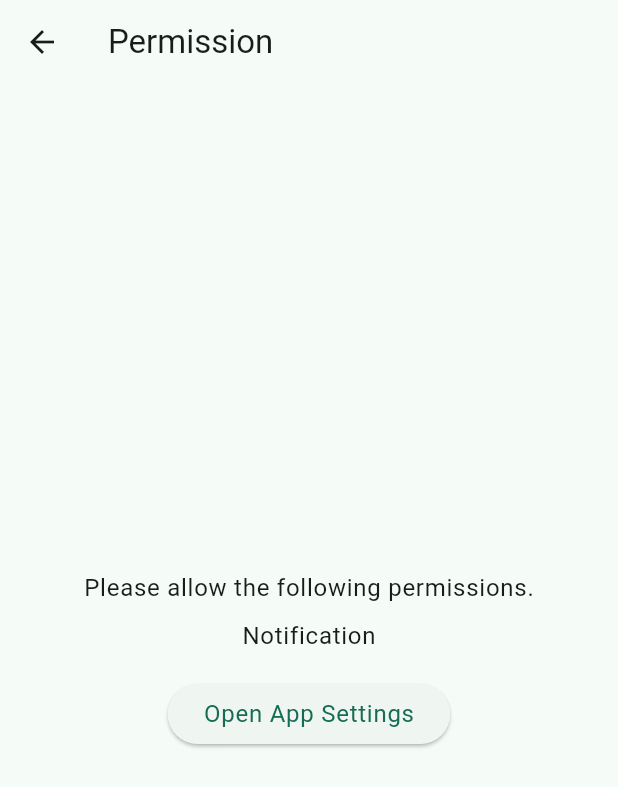
After one commit to char5742/email_alarm, a Flutter app: the RequestPermissionPage screen opened by its route, on a phone screen of 412 x 824 dp. The commit adds this screen. Shown: the top 787 px of the screen. Run offline on Flutter 3.47's test engine with Material 3 defaults, Android fonts, the phone set to English and light mode, and no system bars; our stand-ins replace firebase_core, flutter_hooks, flutter_local_notifications, flutter_riverpod, flutter_signin_button, freezed_annotation and 7 more; missing offline and left inert: extension_google_sign_in_as_googleapis_auth, flutter_background_service, flutter_background_service_android, flutter_ringtone_player, googleapis; accounts and stored records are empty; generated files the repository leaves out were written again; Roboto replaces fonts that are missing (Yomogi).

Commit message:
feat: Request notification permissions

```diff
--- /dev/null
+++ b/lib/pages/request_permission_page.dart
@@ -0,0 +1,47 @@
+import 'package:flutter/material.dart';
+import 'package:go_router/go_router.dart';
+import 'package:permission_handler/permission_handler.dart';
+
+/// Notigication permission request page
+class RequestPermissionPage extends StatelessWidget {
+  const RequestPermissionPage({super.key});
+
+  @override
+  Widget build(BuildContext context) {
+    final theme = Theme.of(context);
+    return Scaffold(
+      appBar: AppBar(
+        title: const Text('Permission'),
+      ),
+      body: Center(
+        child: Column(
+          mainAxisAlignment: MainAxisAlignment.center,
+          children: [
+            Text(
+              'Please allow the following permissions.',
+              style: theme.textTheme.bodyLarge,
+            ),
+            const SizedBox(height: 8),
+            Text(
+              'Notification',
+              style: theme.textTheme.bodyLarge,
+            ),
+            const SizedBox(height: 16),
+            ElevatedButton(
+              style: ElevatedButton.styleFrom(
+                textStyle: theme.textTheme.bodyLarge,
+              ),
+              onPressed: () async {
+                await openAppSettings();
+                if (context.mounted) {
+                  context.go('/');
+                }
+              },
+              child: const Text('Open App Settings'),
+            ),
+          ],
+        ),
+      ),
+    );
+  }
+}
--- a/lib/router.dart
+++ b/lib/router.dart
@@ -6,6 +6,7 @@ import 'package:riverpod_annotation/riverpod_annotation.dart';
 
 import 'pages/about_page.dart';
 import 'pages/home_page.dart';
+import 'pages/request_permission_page.dart';
 import 'pages/settings_page.dart';
 import 'providers/auth_service_provider.dart';
 
@@ -45,6 +46,10 @@ GoRouter router(RouterRef ref) {
             path: 'settings',
             builder: (context, state) => const SettingsPage(),
           ),
+          GoRoute(
+            path: 'requestPermission',
+            builder: (context, state) => const RequestPermissionPage(),
+          ),
         ],
       ),
       GoRoute(
--- a/lib/services/email_alarm_service.dart
+++ b/lib/services/email_alarm_service.dart
@@ -5,10 +5,12 @@ import 'dart:ui';
 import 'package:email_alarm/providers/alarm_service_provider.dart';
 import 'package:email_alarm/providers/email_provider.dart';
 import 'package:email_alarm/repositories/config_repository.dart';
+import 'package:email_alarm/router.dart';
 import 'package:flutter_background_service/flutter_background_service.dart';
 import 'package:flutter_background_service_android/flutter_background_service_android.dart';
 import 'package:flutter_local_notifications/flutter_local_notifications.dart';
 import 'package:hooks_riverpod/hooks_riverpod.dart';
+import 'package:permission_handler/permission_handler.dart';
 
 class EmailAlarmService {
   EmailAlarmService(this.ref);
@@ -38,6 +40,16 @@ class EmailAlarmService {
   }
 
   Future<void> startMonitaring() async {
+    final isGranted = await Permission.notification.isGranted;
+    print(isGranted);
+    if (!isGranted) {
+      final res = await Permission.notification.request();
+      if (res != PermissionStatus.granted) {
+        ref.read(routerProvider).go('/requestPermission');
+      }
+      return;
+    }
+
     await service.startService();
     _isMonitoringStateController.add(true);
     _subscription = service.on('check').listen((event) async {
--- a/pubspec.yaml
+++ b/pubspec.yaml
@@ -26,6 +26,7 @@ dependencies:
   googleapis: ^12.0.0
   hooks_riverpod: ^2.4.9
   json_annotation: ^4.8.1
+  permission_handler: ^11.2.0
   riverpod_annotation: ^2.3.3
   shared_preferences: ^2.2.2
 
```
Also changed, not shown: pubspec.lock.
